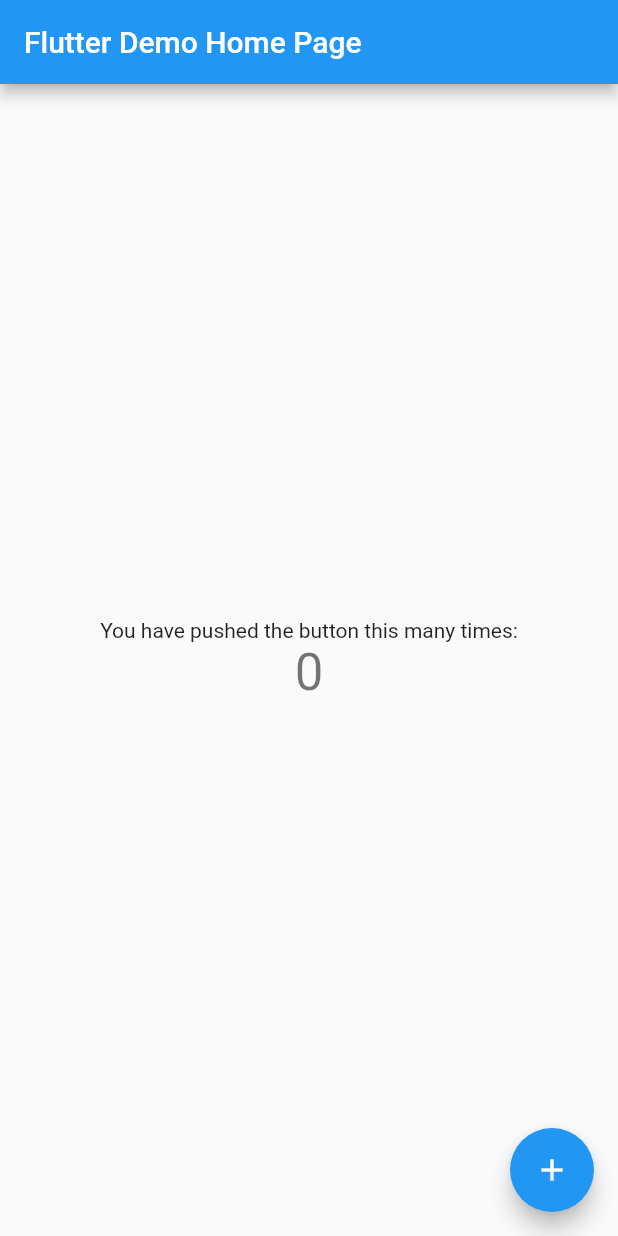
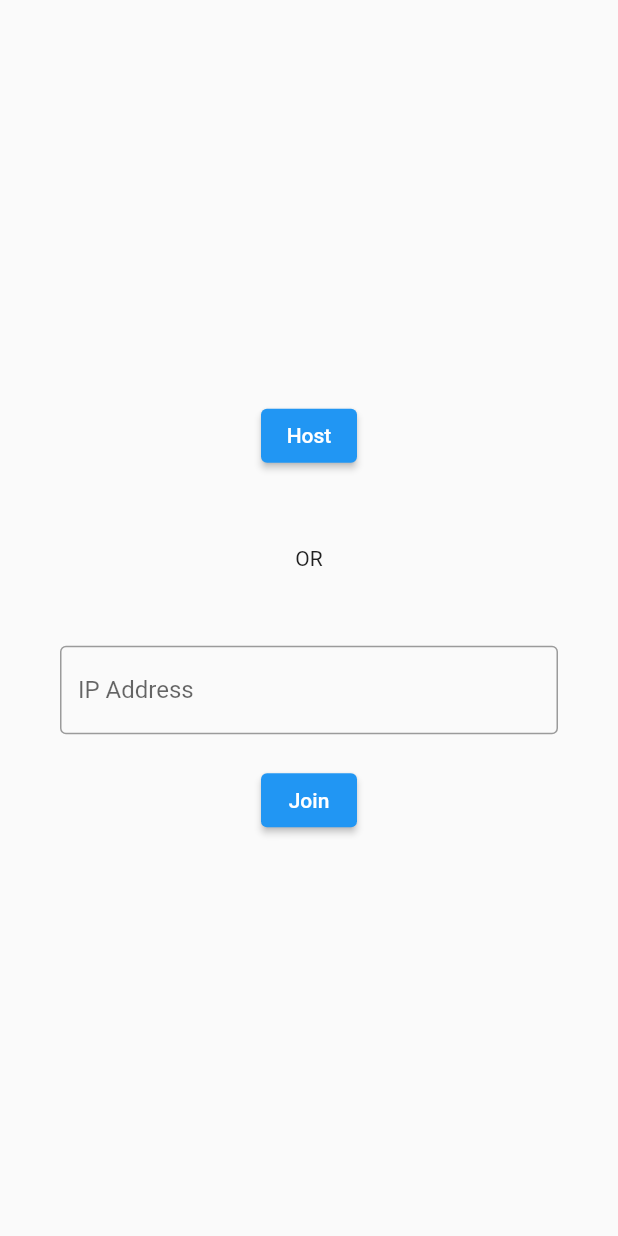
Before and after one commit to furqan-ahm/SadaShare, a Flutter app: the screen it shows after launch, on a phone screen of 412 x 824 dp. Run offline on Flutter 3.47's test engine with Material 2 defaults, Android fonts, the phone set to English and light mode, and no system bars; our stand-ins replace socket_io_client; missing offline and left inert: flutter_webrtc, socket_io.

Commit message:
created basic start screen ui and client and host pages

```diff
--- a/lib/main.dart
+++ b/lib/main.dart
@@ -1,4 +1,6 @@
 import 'package:flutter/material.dart';
+import 'package:sada_share/screens/host.dart';
+import 'package:sada_share/utils/server.dart';
 
 void main() {
   runApp(const MyApp());
@@ -15,53 +17,61 @@ class MyApp extends StatelessWidget {
 
         primarySwatch: Colors.blue,
       ),
-      home: const MyHomePage(title: 'Flutter Demo Home Page'),
+      home: MyHomePage(),
     );
   }
 }
 
 class MyHomePage extends StatefulWidget {
-  const MyHomePage({super.key, required this.title});
-  final String title;
+  const MyHomePage({super.key});
 
   @override
   State<MyHomePage> createState() => _MyHomePageState();
 }
 
 class _MyHomePageState extends State<MyHomePage> {
-  int _counter = 0;
+  final TextEditingController controller = TextEditingController();
 
-  void _incrementCounter() {
-    setState(() {
-      _counter++;
-    });
+
+  host()async{
+    await MyServer.getInstance().start();
+    Navigator.push(context, MaterialPageRoute(builder: (context)=>Host()));
+  }
+
+  join()async{
+
   }
 
   @override
   Widget build(BuildContext context) {
     return Scaffold(
-      appBar: AppBar(
-        title: Text(widget.title),
-      ),
-      body: Center(
+      body: Container(
+        margin: EdgeInsets.symmetric(horizontal: 40),
         child: Column(
           mainAxisAlignment: MainAxisAlignment.center,
-          children: <Widget>[
-            const Text(
-              'You have pushed the button this many times:',
+          children: [
+            ElevatedButton(onPressed: (){}, child: Text('Host')),
+            const SizedBox(height: 50,),
+            const Text('OR'),
+            const SizedBox(height: 50,),
+            TextField(
+              controller: controller,
+              decoration: const InputDecoration(
+                border: OutlineInputBorder(),
+                labelText: 'IP Address'
+              ),
             ),
-            Text(
-              '$_counter',
-              style: Theme.of(context).textTheme.headline4,
-            ),
+            const SizedBox(height: 20,),
+            ElevatedButton(onPressed: (){}, child: Text('Join')),
           ],
         ),
       ),
-      floatingActionButton: FloatingActionButton(
-        onPressed: _incrementCounter,
-        tooltip: 'Increment',
-        child: const Icon(Icons.add),
-      ),
     );
   }
+
+  @override
+  void dispose() {
+    controller.dispose();
+    super.dispose();
+  }
 }
--- /dev/null
+++ b/lib/screens/host.dart
@@ -0,0 +1,17 @@
+import 'package:flutter/material.dart';
+
+class Host extends StatefulWidget {
+  const Host({ Key? key }) : super(key: key);
+
+  @override
+  _HostState createState() => _HostState();
+}
+
+class _HostState extends State<Host> {
+  @override
+  Widget build(BuildContext context) {
+    return Scaffold(
+
+    );
+  }
+}
```
Also changed, not shown: lib/screens/client.dart (added, +46 -0 lines).
